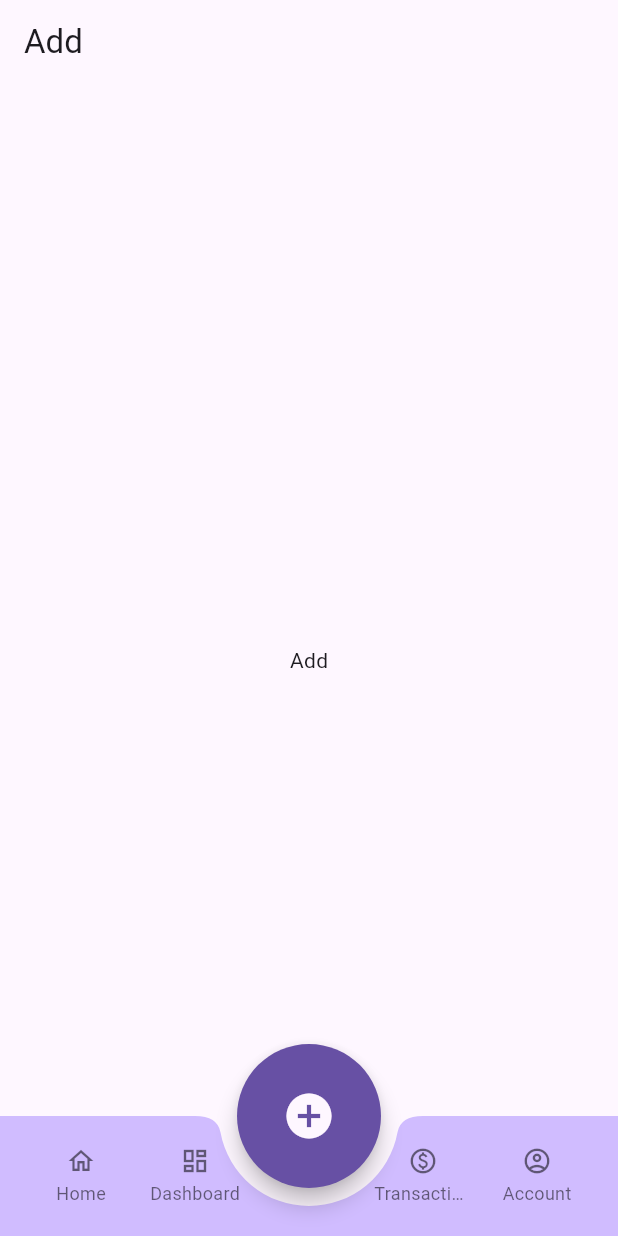
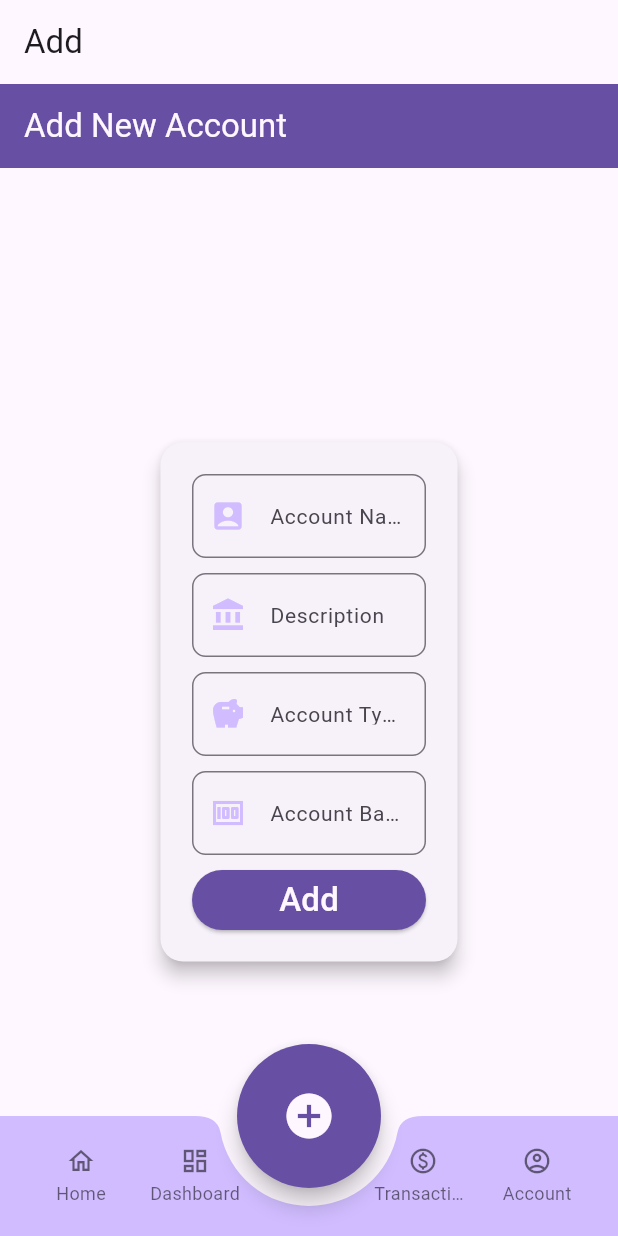
Before and after one commit to MyKl-Y/MYAssets, a Flutter app: the MobileContainer screen opened directly, item 3 of the bottom bar chosen, on a phone screen of 412 x 824 dp. Run offline on Flutter 3.47's test engine with Material 3 defaults, Android fonts, the phone set to English and light mode, and no system bars; our stand-ins replace flutter_secure_storage; accounts and stored records are empty.

Commit message:
- Added ability to create and read accounts - Fixed JWT Token Auth

```diff
--- a/client/lib/screens/add_screen.dart
+++ b/client/lib/screens/add_screen.dart
@@ -6,19 +6,80 @@ UI Screen: Add Screen
 
 import 'package:flutter/material.dart';
 
+import '../widgets/form_input.dart';
+import '../widgets/form.dart';
+
+import '../services/api_service.dart';
+
 class AddScreen extends StatefulWidget {
   @override
   State<AddScreen> createState() => _AddScreenState();
 }
 
 class _AddScreenState extends State<AddScreen> {
+  final ApiService apiService = ApiService();
 
+  final TextEditingController nameController = TextEditingController();
+  final TextEditingController descriptionController = TextEditingController();
+  final TextEditingController typeController = TextEditingController();
+  final TextEditingController balanceController = TextEditingController();
+
+  void _addAccount(BuildContext context) async {
+    Map<String, dynamic> response = await apiService.addAccount(
+      nameController.text,
+      descriptionController.text,
+      typeController.text,
+      double.parse(balanceController.text)
+    );
+
+  }
 
   @override
   Widget build(BuildContext context) {
     return Scaffold(
       appBar: AppBar(title: Text('Add')),
-      body: Center(child: Text('Add'))
+      body: BasicForm(
+        [FormInput(
+          type:'name',
+          controller: nameController,
+          hint: 'Savings',
+          label: 'Account Name',
+          icon: Icons.account_box,
+          password: false,
+          keyboardType: TextInputType.text
+        ),
+        FormInput(
+          type:'description',
+          controller: descriptionController,
+          hint: 'Well\'s Fargo Bank',
+          label: 'Description',
+          icon: Icons.account_balance,
+          password: false,
+          keyboardType: TextInputType.text
+        ),
+        FormInput(
+          type:'type',
+          controller: typeController,
+          hint: 'i.e. Savings, Checking',
+          label: 'Account Type',
+          icon: Icons.savings,
+          password: false,
+          keyboardType: TextInputType.text
+        ),
+        FormInput(
+          type:'balance',
+          controller: balanceController,
+          hint: '0',
+          label: 'Account Balance',
+          icon: Icons.money,
+          password: false,
+          keyboardType: TextInputType.number
+        ),
+        ],
+        'Add New Account',
+        'Add',
+        () { _addAccount(context); }
+      )
     );
   }
 }
--- a/client/lib/screens/login_screen.dart
+++ b/client/lib/screens/login_screen.dart
@@ -12,7 +12,6 @@ import 'package:flutter/foundation.dart';
 import 'package:m_y_assets/widgets/mobile_container.dart';
 import 'package:m_y_assets/widgets/web_and_desktop_container.dart';
 
-import 'home_screen.dart';
 import 'register_screen.dart';
 
 import '../services/api_service.dart';
--- a/client/lib/widgets/form_input.dart
+++ b/client/lib/widgets/form_input.dart
@@ -58,6 +58,7 @@ class _FormInputState extends State<FormInput> {
         validator: (value) {
           List<String> type = widget.type.split(' ');
 
+          if (['email', 'password', 'username'].contains(type[0])) {
             if (value == null || value.isEmpty) {
               return 'Must not leave ${type[0]} field blank';
             }
@@ -90,6 +91,7 @@ class _FormInputState extends State<FormInput> {
 
             if (widget.additionalValidator != null) {
               return widget.additionalValidator!(value);
+            }
           }
 
           return null;
```
Also changed, not shown: client/lib/services/api_service.dart (+51 -0 lines), 3 other files. Lines whose indentation alone changed are shown as unchanged.
